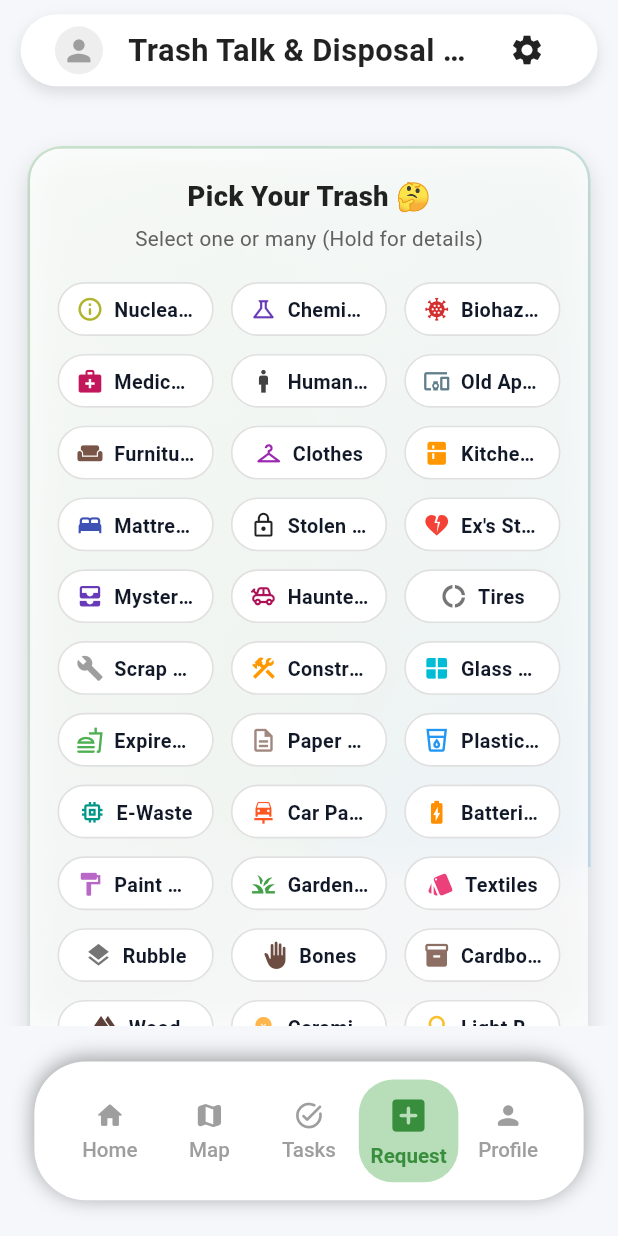
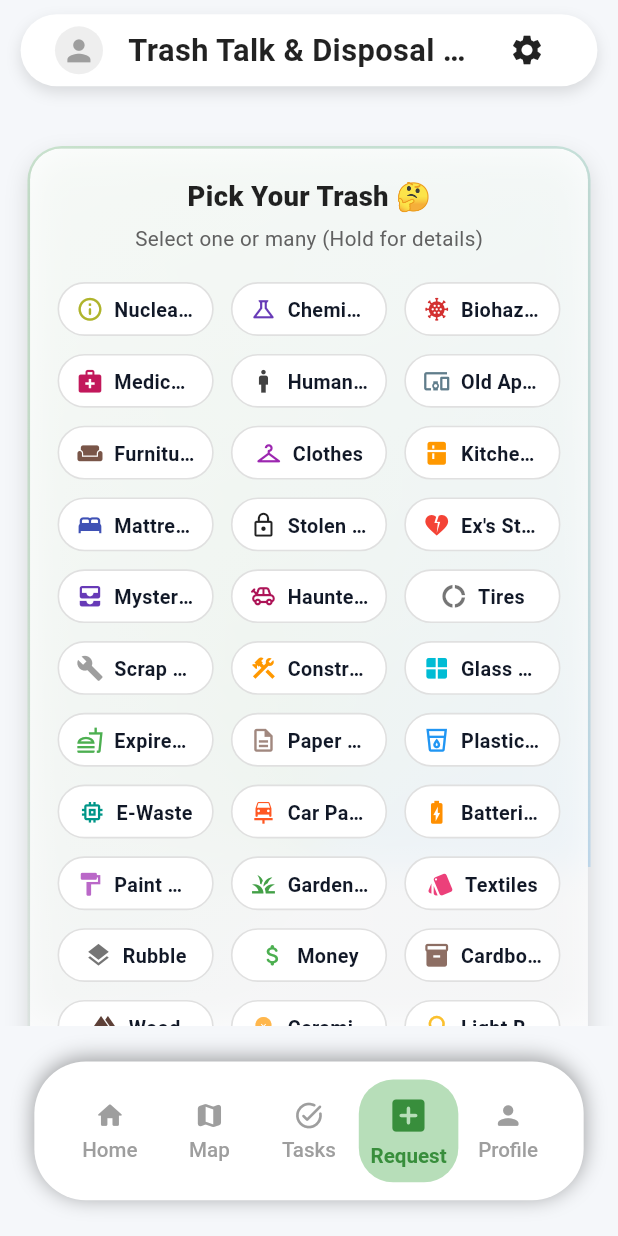
Before and after one commit to Adityaaaaaaaaaaaaaaa/WDA, a Flutter app: the URequestPage screen opened by its route, on a phone screen of 412 x 824 dp. Run offline on Flutter 3.47's test engine with Material 3 defaults, Android fonts, the phone set to English and light mode, and no system bars; our stand-ins replace cloud_firestore, firebase_auth, firebase_core, flutter_dotenv, flutter_riverpod, flutter_screenutil and 5 more; missing offline and left inert: alert_info, flutter_displaymode; accounts and stored records are empty.

```diff
--- a/lib/features/user/widgets/waste_type_grid.dart
+++ b/lib/features/user/widgets/waste_type_grid.dart
@@ -306,12 +306,12 @@ final List<WasteType> _wasteTypes = [
       description: "Broken stones, debris.",
       difficulty: "Medium",
       rarity: "Uncommon"),
-  WasteType("Bones", Icons.back_hand, Colors.brown.shade600,
-      points: 222,
-      sass: "Spooky leftovers 💀",
-      description: "Animal or maybe human bones...",
-      difficulty: "Creepy",
-      rarity: "Rare"),
+  WasteType("Money", Icons.attach_money_rounded, Colors.green,
+      points: 123,
+      sass: "Dollar bills \$\$\$",
+      description: "My money? Your Money? money money ...",
+      difficulty: "easy",
+      rarity: "lendary"),
   WasteType("Cardboard", Icons.inventory_2, Colors.brown.shade400,
       points: 20,
       sass: "Amazon package graveyard 📦",
@@ -456,7 +456,7 @@ final List<WasteType> _wasteTypes = [
       description: "Unsorted household waste.",
       difficulty: "Easy",
       rarity: "Common"),
-  WasteType("Other", Icons.attach_money_rounded, Colors.lightGreen.shade800,
+  WasteType("Other", Icons.auto_awesome, Colors.yellowAccent,
       points: 100,
       sass: "Idk",
       description: "Unsorted waste. Could be anything",
```
